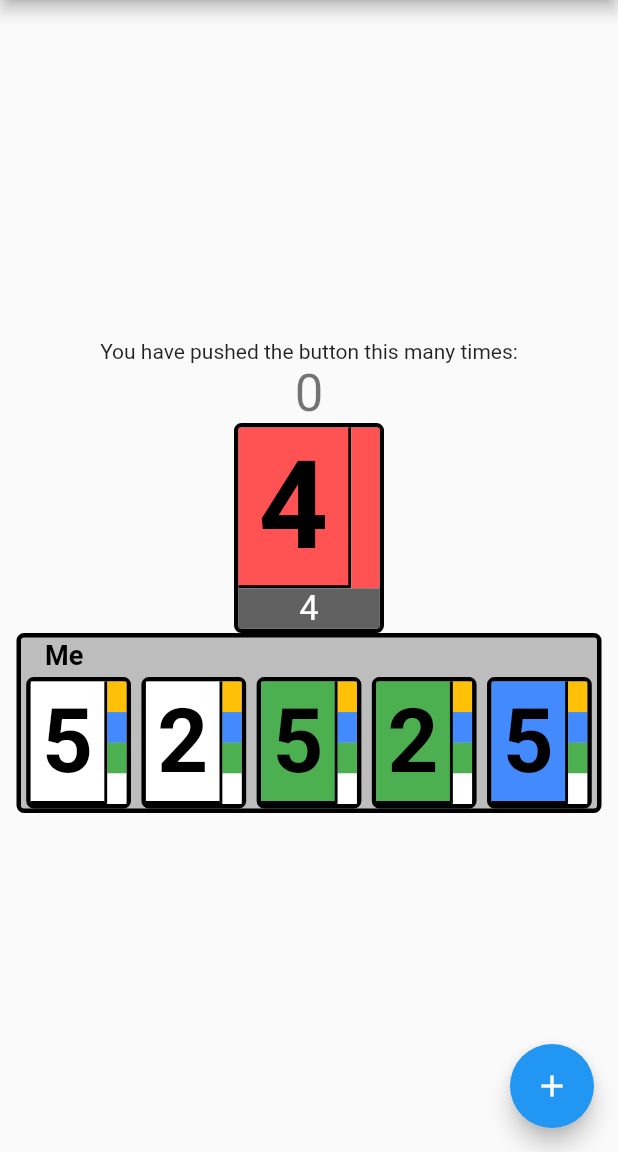
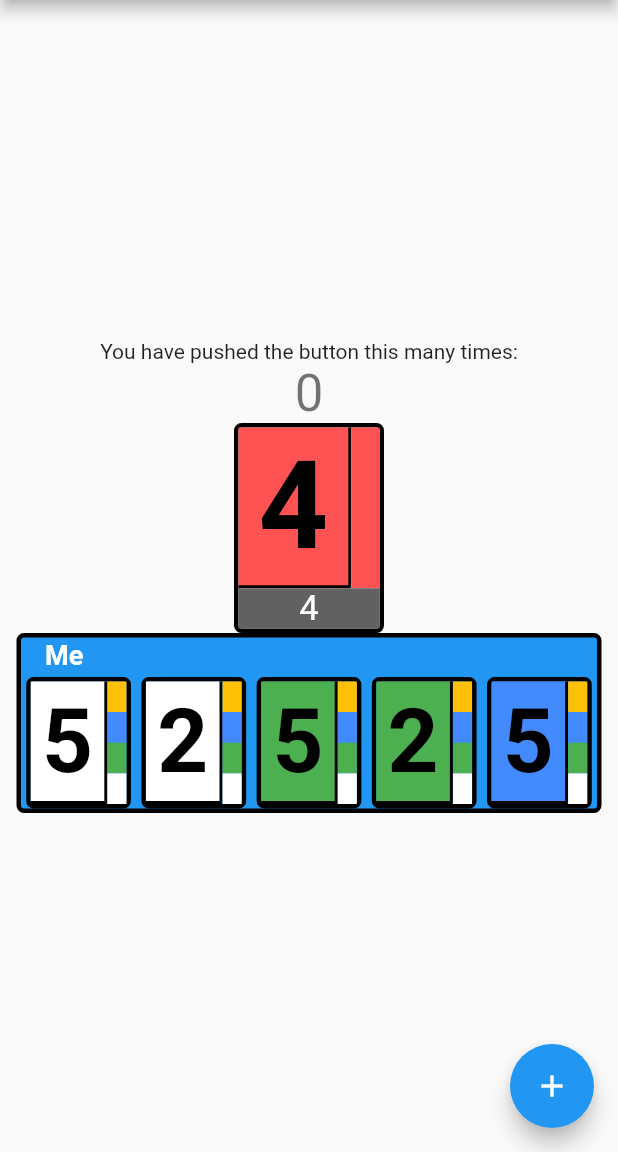
Before and after one commit to pappd/HanCardGame, a Flutter app: the screen it shows after launch, on a phone screen of 412 x 824 dp, the part 84-1236 px from its top. Run offline on Flutter 3.47's test engine with Material 2 defaults, Android fonts, the phone set to English and light mode, and no system bars; drawn by our look-alikes of flutter_slidable; statements that could not run were skipped.

Commit message:
added giveninfo function to playerCard widget

```diff
--- a/lib/main.dart
+++ b/lib/main.dart
@@ -120,9 +120,9 @@ class _MyHomePageState extends State<MyHomePage> {
               ),
             ),
             PlayerCards(
-              playerModel: board.players[0],
+              board: board,
               myId: 0,
-              activeId: 1,
+              playerId: 0,
             ),
           ],
         ),
--- a/lib/model/board_model.dart
+++ b/lib/model/board_model.dart
@@ -77,10 +77,10 @@ class BoardModel {
       } else {
         players[playerId]
             .heardInfo[i]
-            .heardValue(value, value == players[playerId].cards[i].value);
+            .heardValue(value - 1, value == players[playerId].cards[i].value);
       }
     }
-    activePlayerId = (activePlayerId + 1) % (playersNumber + 1);
+    //activePlayerId = (activePlayerId + 1) % (playersNumber + 1);
     _isFinished();
   }
 
--- a/lib/player_cards.dart
+++ b/lib/player_cards.dart
@@ -1,18 +1,46 @@
-import 'package:card_game/model/player_model.dart';
+import 'package:card_game/model/board_model.dart';
 import 'package:flutter/material.dart';
 import 'card.dart' as game;
+import 'package:flutter_slidable/flutter_slidable.dart';
 
 class PlayerCards extends StatelessWidget {
-  final PlayerModel playerModel;
-  final int activeId;
+  final BoardModel board;
+  final int playerId;
   final int myId;
 
-  const PlayerCards({Key key, this.myId, this.playerModel, this.activeId})
+  const PlayerCards({Key key, this.myId, this.board, this.playerId})
       : super(key: key);
 
   @override
   Widget build(BuildContext context) {
-    return AnimatedContainer(
+    final playerModel = board.players[playerId];
+    final activeId = board.activePlayerId;
+    return Slidable(
+      enabled:
+          board.helpToken > 0 && activeId == myId && myId != playerModel.id,
+      actionPane: SlidableDrawerActionPane(),
+      actionExtentRatio: 1 / board.cardTypes.colors.length,
+      actions: <Widget>[
+        for (var i = 0; i < board.cardTypes.colors.length; i++)
+          IconSlideAction(
+            color: board.cardTypes.colors[i],
+            icon: Icons.file_upload,
+            onTap: () => board.giveInfo(playerId, i),
+          ),
+      ],
+      secondaryActions: <Widget>[
+        for (var i = 1; i < board.cardTypes.topValue + 1; i++)
+          IconSlideAction(
+            iconWidget: Text(
+              "$i",
+              style: TextStyle(fontSize: 28),
+            ),
+            color: Colors.grey[i % 2 == 0 ? 50 : 400],
+            icon: Icons.file_upload,
+            onTap: () => board.giveInfo(playerId, i, color: false),
+          ),
+      ],
+      child: AnimatedContainer(
         duration: Duration(seconds: 1),
         curve: Curves.elasticIn,
         width: 390,
@@ -33,7 +61,9 @@ class PlayerCards extends StatelessWidget {
                 margin: EdgeInsets.fromLTRB(16, 2, 10, 3),
                 child: FittedBox(
                   child: Text(
-                  myId == playerModel.id ? "Me" : playerModel.name ?? "no name",
+                    myId == playerModel.id
+                        ? "Me"
+                        : playerModel.name ?? "no name",
                     style: TextStyle(
                         color: activeId == playerModel.id
                             ? Colors.white
@@ -60,7 +90,6 @@ class PlayerCards extends StatelessWidget {
                               info: playerModel.heardInfo?.elementAt(i),
                             ),
                           ),
-                        //if (i < playerModel.cards.length - 1)
                           Flexible(flex: 1, child: SizedBox.expand()),
                         ],
                       ),
@@ -70,6 +99,7 @@ class PlayerCards extends StatelessWidget {
             )
           ],
         ),
+      ),
     );
   }
 }
--- a/pubspec.yaml
+++ b/pubspec.yaml
@@ -19,6 +19,7 @@ environment:
 dependencies:
   flutter:
     sdk: flutter
+  flutter_slidable: ^0.5.4
 
   # The following adds the Cupertino Icons font to your application.
   # Use with the CupertinoIcons class for iOS style icons.
```
Also changed, not shown: pubspec.lock. Lines whose indentation alone changed are shown as unchanged.
